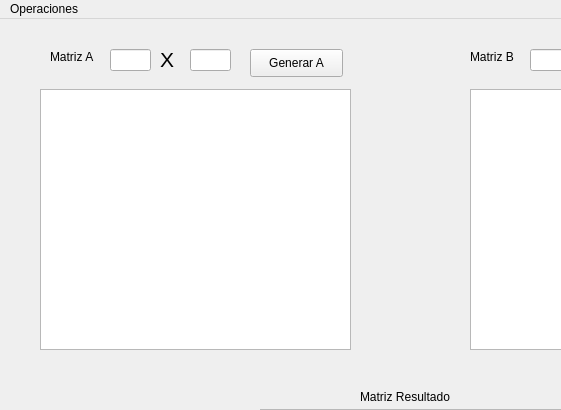
Above: proyecto/ui_window.ui from mauriballes/curso-python-algebra before the change; both pictures show x 0 to 561 and y 0 to 410 of the 821 by 727 pixel window. Below: the same form after it.
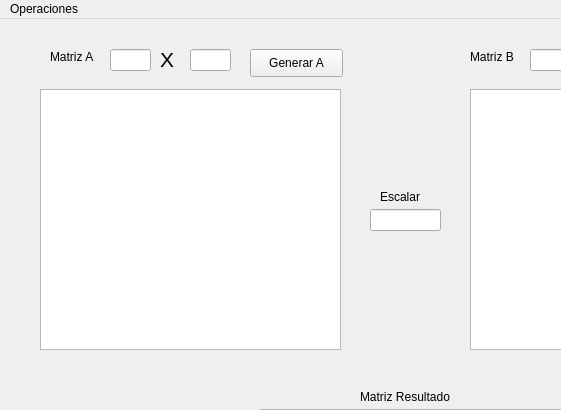
That is the form after the change.

Commit message: Preparing Events

```diff
--- a/proyecto/ui_window.ui
+++ b/proyecto/ui_window.ui
@@ -19,7 +19,7 @@
      <rect>
       <x>40</x>
       <y>70</y>
-      <width>311</width>
+      <width>301</width>
       <height>261</height>
      </rect>
     </property>
@@ -194,6 +194,29 @@
      <string>Generar B</string>
     </property>
    </widget>
+   <widget class="QLineEdit" name="edit_escalar">
+    <property name="geometry">
+     <rect>
+      <x>370</x>
+      <y>190</y>
+      <width>71</width>
+      <height>22</height>
+     </rect>
+    </property>
+   </widget>
+   <widget class="QLabel" name="label_6">
+    <property name="geometry">
+     <rect>
+      <x>380</x>
+      <y>170</y>
+      <width>41</width>
+      <height>16</height>
+     </rect>
+    </property>
+    <property name="text">
+     <string>Escalar</string>
+    </property>
+   </widget>
   </widget>
   <widget class="QMenuBar" name="menubar">
    <property name="geometry">
```
The commit also changes 2 other files.
